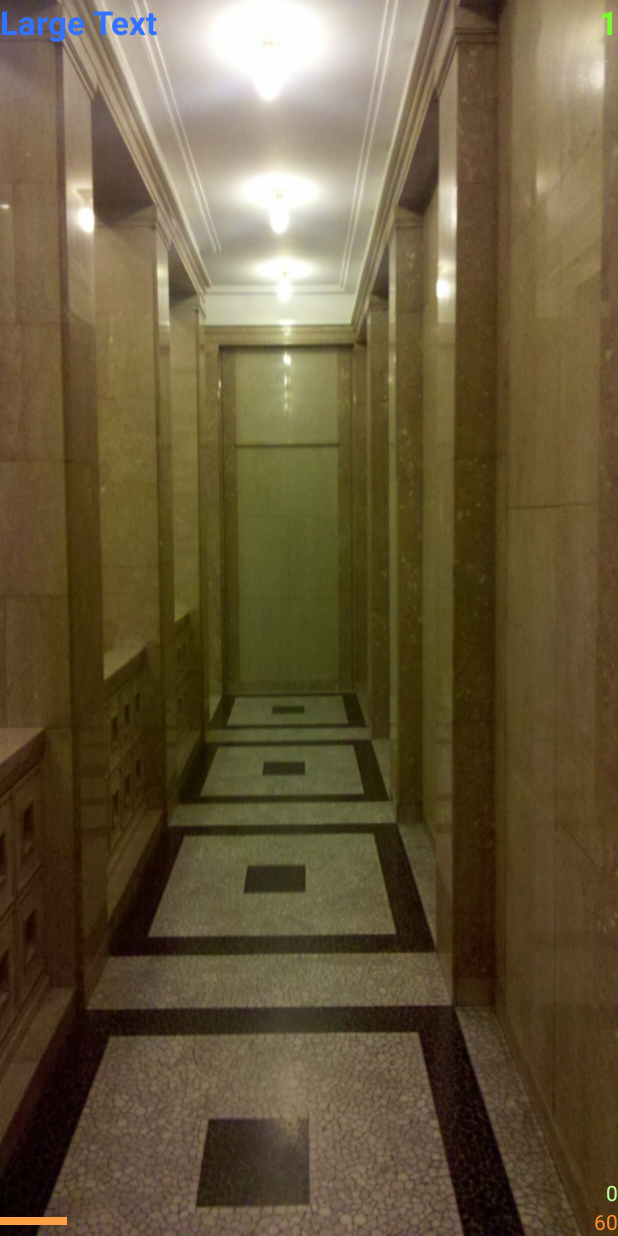
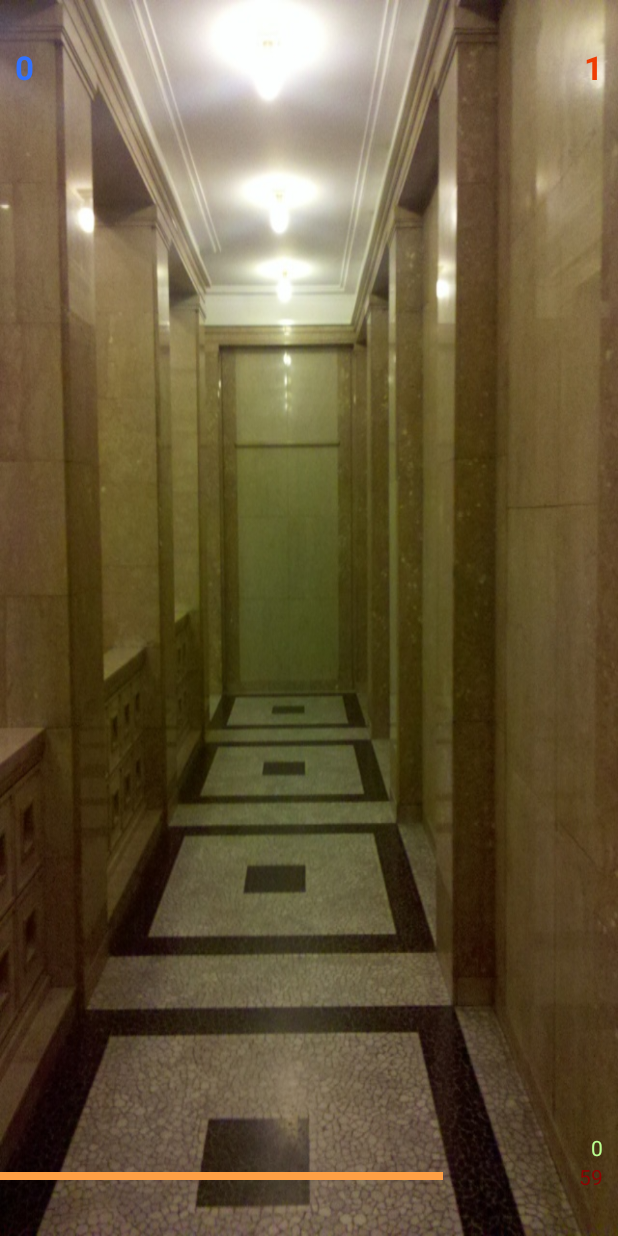
Before and after one commit to danielson7789/Mueckenfang-Android-App, an Android app: the GameActivity screen opened directly, with no data from a screen before it, on a phone screen of 412 x 824 dp. Run offline under Robolectric (Android 15) with nearby library versions, the light colour scheme and no system bars.

Commit message:
Game build & logic implementation completed // startet to implement Sounds

```diff
--- a/app/src/main/java/com/example/mueckenfang/GameActivity.java
+++ b/app/src/main/java/com/example/mueckenfang/GameActivity.java
@@ -1,44 +1,47 @@
 package com.example.mueckenfang;
 
 import android.app.Dialog;
+import android.media.MediaPlayer;
 import android.os.Bundle;
+import android.os.Handler;
 import android.view.Gravity;
 import android.view.View;
-import android.view.View.OnClickListener;
 import android.view.ViewGroup;
 import android.widget.FrameLayout;
 import android.widget.ImageView;
+import android.widget.LinearLayout;
 import android.widget.TextView;
-
-import androidx.activity.EdgeToEdge;
-import androidx.appcompat.app.AppCompatActivity;
-import androidx.core.graphics.Insets;
-import androidx.core.view.ViewCompat;
-import androidx.core.view.WindowInsetsCompat;
 
 import java.util.Date;
 import java.util.Random;
 
-public class GameActivity extends AppCompatActivity implements OnClickListener {
+import androidx.appcompat.app.AppCompatActivity;
+
+
+public class GameActivity extends AppCompatActivity implements View.OnClickListener, Runnable {
+    private static final String ELEFANT = "ELEFANT";
     private static final long HOECHSTALTER_MS = 2000;
+    public static final int DELAY_MILLIS = 1000;
+    public static final int ZEITSCHEIBEN = 60;
     private int punkte;
     private int runde;
     private int gefangeneMuecken;
     private int zeit;
     private float massstab;
     private int muecken;
+    private Random zufallsgenerator = new Random();
+    private ViewGroup spielbereich;
     private boolean spielLaeuft;
-    private Random zufallsgenerator = new Random();
-    private float zufallszahl = zufallsgenerator.nextFloat();
-    private ViewGroup spielbereich;
-
+    private Handler handler = new Handler();
+    private MediaPlayer mp;
 
     @Override
     protected void onCreate(Bundle savedInstanceState) {
         super.onCreate(savedInstanceState);
         setContentView(R.layout.game);
         massstab = getResources().getDisplayMetrics().density;
-        spielbereich = (ViewGroup) findViewById(R.id.spielbereich);
+        spielbereich = findViewById(R.id.spielbereich);
+        mp = MediaPlayer.create(this, R.raw.summen);
         spielStarten();
     }
 
@@ -49,33 +52,31 @@ public class GameActivity extends AppCompatActivity implements OnClickListener {
         starteRunde();
     }
 
-    private void starteRunde() {
-        runde = runde + 1;
-        muecken = runde + 10;
-        gefangeneMuecken = 0;
-        zeit = 60;
-        bildschirmAktualisieren();
-    }
+    private void bildschirmAktualisieren() {
+        TextView tvPunkte = findViewById(R.id.points);
+        tvPunkte.setText(Integer.toString(punkte));
+        TextView tvRunde = findViewById(R.id.round);
+        tvRunde.setText(Integer.toString(runde));
+        TextView tvTreffer = findViewById(R.id.hits);
+        tvTreffer.setText(Integer.toString(gefangeneMuecken));
+        TextView tvZeit = findViewById(R.id.time);
+        tvZeit.setText(Integer.toString(zeit / (1000 / DELAY_MILLIS)));
+        FrameLayout flTreffer = findViewById(R.id.bar_hits);
+        FrameLayout flZeit = findViewById(R.id.bar_time);
+        ViewGroup.LayoutParams lpTreffer = flTreffer.getLayoutParams();
+        lpTreffer.width = muecken > 0 ? Math.round(massstab * 300 *
+                Math.min(gefangeneMuecken, muecken) / muecken) : 0;
+        ViewGroup.LayoutParams lpZeit = flZeit.getLayoutParams();
+        lpZeit.width = Math.round(massstab * zeit * 300 / ZEITSCHEIBEN);
 
-    private void bildschirmAktualisieren() {
-        TextView tvRunde = (TextView) findViewById(R.id.round);
-        tvRunde.setText(Integer.toString(runde));
-        TextView tvTreffer = (TextView) findViewById(R.id.hits);
-        tvTreffer.setText(Integer.toString(gefangeneMuecken));
-        TextView tvZeit = (TextView) findViewById(R.id.time);
-        tvZeit.setText(Integer.toString(zeit));
-        FrameLayout flTreffer = (FrameLayout) findViewById(R.id.bar_hits);
-        FrameLayout flZeit = (FrameLayout) findViewById(R.id.bar_time);
-        ViewGroup.LayoutParams lpTreffer = flTreffer.getLayoutParams();
-        lpTreffer.width = Math.round(massstab * 300 * Math.min(gefangeneMuecken, muecken) / muecken);
-        ViewGroup.LayoutParams lpZeit = flZeit.getLayoutParams();
-        lpZeit.width = Math.round(massstab + zeit + 300 / 60);
     }
 
     private void zeitHerunterzaehlen() {
         zeit = zeit - 1;
+        if (zeit % (1000 / DELAY_MILLIS) == 0) {
             float zufallszahl = zufallsgenerator.nextFloat();
-        double wahrscheinlichkeit = muecken * 1.5;
+            double wahrscheinlichkeit = muecken * 1.5 / 60;
+
             if (wahrscheinlichkeit > 1) {
                 eineMueckeAnzeigen();
                 if (zufallszahl < wahrscheinlichkeit - 1) {
@@ -86,10 +87,35 @@ public class GameActivity extends AppCompatActivity implements OnClickListener {
                     eineMueckeAnzeigen();
                 }
             }
+        }
         mueckenVerschwinden();
         bildschirmAktualisieren();
         if (!pruefeSpielende()) {
-            pruefeRundenende();
+            if (!pruefeRundenende()) {
+                handler.postDelayed(this, DELAY_MILLIS);
+            }
+        }
+    }
+
+    private boolean pruefeRundenende() {
+        if (gefangeneMuecken >= muecken) {
+            starteRunde();
+            return true;
+        }
+        return false;
+    }
+
+    private void starteRunde() {
+        runde = runde + 1;
+        muecken = runde * 20;
+        gefangeneMuecken = 0;
+        zeit = ZEITSCHEIBEN;
+        bildschirmAktualisieren();
+        handler.postDelayed(this, 1000);
+        int id = getResources().getIdentifier("hintergrund" + runde, "drawable", this.getPackageName());
+        if (id > 0) {
+            LinearLayout l = findViewById(R.id.hintergrund);
+            l.setBackgroundResource(id);
         }
     }
 
@@ -101,12 +127,26 @@ public class GameActivity extends AppCompatActivity implements OnClickListener {
         return false;
     }
 
-    private boolean pruefeRundenende() {
-        if (gefangeneMuecken >= muecken) {
-            starteRunde();
-            return true;
+    private void gameOver() {
+        Dialog dialog = new Dialog(this, android.R.style.Theme_Translucent_NoTitleBar_Fullscreen);
+        dialog.setContentView(R.layout.gameover);
+        dialog.show();
+        spielLaeuft = false;
+
     }
-        return false;
+
+    private void mueckenVerschwinden() {
+        int nummer = 0;
+        while (nummer < spielbereich.getChildCount()) {
+            ImageView muecke = (ImageView) spielbereich.getChildAt(nummer);
+            Date geburtsdatum = (Date) muecke.getTag(R.id.geburtsdatum);
+            long alter = (new Date()).getTime() - geburtsdatum.getTime();
+            if (alter > HOECHSTALTER_MS) {
+                spielbereich.removeView(muecke);
+            } else {
+                nummer++;
+            }
+        }
     }
 
     private void eineMueckeAnzeigen() {
@@ -116,6 +156,7 @@ public class GameActivity extends AppCompatActivity implements OnClickListener {
         int muecke_hoehe = Math.round(massstab * 42);
         int links = zufallsgenerator.nextInt(breite - muecke_breite);
         int oben = zufallsgenerator.nextInt(hoehe - muecke_hoehe);
+
         ImageView muecke = new ImageView(this);
         muecke.setImageResource(R.drawable.muecke);
         muecke.setOnClickListener(this);
@@ -127,42 +168,42 @@ public class GameActivity extends AppCompatActivity implements OnClickListener {
         params.gravity = Gravity.TOP + Gravity.LEFT;
 
         spielbereich.addView(muecke, params);
+        if (zufallsgenerator.nextFloat() < 0.05) {
+            muecke.setImageResource(R.drawable.elefant);
+            muecke.setTag(R.id.tier, ELEFANT);
+        } else {
+            muecke.setImageResource(R.drawable.muecke);
         }
 
-    private void mueckenVerschwinden() {
-        int nummer=0;
-        while(nummer < spielbereich.getChildCount()) {
-            ImageView muecke =
-                    (ImageView)spielbereich.getChildAt(nummer);
-            Date geburtsdatum =
-                    (Date)muecke.getTag(R.id.geburtsdatum);
-            long alter =
-                    (new Date()).getTime() - geburtsdatum.getTime();
-            if(alter > HOECHSTALTER_MS) {
+        mp.seekTo(0);
+        mp.start();
+    }
+
+    @Override
+    protected void onDestroy() {
+        mp.release();
+        super.onDestroy();
+    }
+
+    @Override
+    public void onClick(View muecke) {
+        if (muecke.getTag(R.id.tier) == ELEFANT) {
+            punkte -= 1000;
+        } else {
+            gefangeneMuecken++;
+            punkte += 100;
+        }
+        bildschirmAktualisieren();
         spielbereich.removeView(muecke);
-            } else {
-                nummer++;
+        mp.pause();
     }
+
+    @Override
+    public void run() {
+        zeitHerunterzaehlen();
     }
 }
 
-    public void gameOver(){
-        Dialog dialog = new Dialog(this, android.R.style
-                .Theme_Translucent_NoTitleBar_Fullscreen);
-        dialog.setContentView(R.layout.gameover);
-        dialog.show();
-        spielLaeuft = false;
-
-    }
-
-        @Override
-        public void onClick (View muecke){
-            gefangeneMuecken++;
-            punkte += 100;
-            bildschirmAktualisieren();
-            spielbereich.removeView(muecke);
-        }
-
-
-        /** Kapitel 5.3.9 weiter machen auf Seite 220 */
-    }
+/**
+ * Kapitel 5.3.9 weiter machen auf Seite 220
+ */
--- a/app/src/main/res/layout/game.xml
+++ b/app/src/main/res/layout/game.xml
@@ -1,5 +1,6 @@
 <LinearLayout xmlns:android="http://schemas.android.com/apk/res/android"
     xmlns:tools="http://schemas.android.com/tools"
+    android:id="@+id/hintergrund"
     android:layout_width="match_parent"
     android:layout_height="match_parent"
     android:background="@drawable/hintergrund"
@@ -14,6 +15,8 @@
             android:id="@+id/points"
             android:layout_width="wrap_content"
             android:layout_height="wrap_content"
+            android:layout_marginLeft="10dp"
+            android:layout_marginTop="30dp"
             android:text="Large Text"
             android:textAppearance="?android:attr/textAppearanceLarge"
             android:textColor="#ff3272ff"
@@ -24,17 +27,20 @@
             android:layout_width="wrap_content"
             android:layout_height="wrap_content"
             android:layout_gravity="right"
+            android:layout_marginTop="30dp"
+            android:layout_marginRight="10dp"
             android:text="Large Text"
             android:textAppearance="?android:attr/textAppearanceLarge"
-            android:textColor="#ff75ff2c"
+            android:textColor="#EF3C02"
             android:textStyle="bold" />
     </FrameLayout>
 
     <FrameLayout
         android:id="@+id/spielbereich"
         android:layout_width="match_parent"
-        android:layout_height="wrap_content"
-        android:layout_weight="1" />
+        android:layout_height="match_parent"
+        android:layout_weight="1"
+        android:visibility="visible" />
 
     <LinearLayout
         android:layout_width="match_parent"
@@ -57,7 +63,9 @@
                 android:id="@+id/hits"
                 android:layout_width="wrap_content"
                 android:layout_height="wrap_content"
+
                 android:layout_gravity="right"
+                android:layout_marginRight="10dp"
                 android:text="New Text"
                 android:textColor="#ffbbff90" />
         </FrameLayout>
@@ -71,6 +79,7 @@
                 android:layout_width="50dp"
                 android:layout_height="5dp"
                 android:layout_gravity="center_vertical"
+                android:layout_marginBottom="15dp"
                 android:background="#ffffa045" />
 
             <TextView
@@ -78,8 +87,10 @@
                 android:layout_width="wrap_content"
                 android:layout_height="wrap_content"
                 android:layout_gravity="right"
+                android:layout_marginRight="10dp"
+                android:layout_marginBottom="30dp"
                 android:text="New Text"
-                android:textColor="#ffff8a30" />
+                android:textColor="#900202" />
         </FrameLayout>
     </LinearLayout>
 </LinearLayout>
--- a/app/src/main/res/layout/main.xml
+++ b/app/src/main/res/layout/main.xml
@@ -16,7 +16,7 @@
         android:layout_height="wrap_content"
         android:layout_gravity="center_horizontal"
         android:layout_marginTop="20dp"
-        android:text="@string/text_Wilkommen"
+        android:text="@string/willkommen"
         android:textColor="#A00000"
         android:textSize="24sp" />
 
--- /dev/null
+++ b/app/src/main/res/values/dimens.xml
@@ -0,0 +1,5 @@
+<resources>
+    <!-- Default screen margins, per the Android Design guidelines. -->
+    <dimen name="activity_horizontal_margin">16dp</dimen>
+    <dimen name="activity_vertical_margin">16dp</dimen>
+</resources>
--- a/app/src/main/res/values/ids.xml
+++ b/app/src/main/res/values/ids.xml
@@ -1,3 +1,4 @@
 <resources>
     <item name="geburtsdatum" type="id"/>
+    <item name="tier" type="id"/>
 </resources>
--- a/app/src/main/res/values/strings.xml
+++ b/app/src/main/res/values/strings.xml
@@ -1,5 +1,7 @@
 <resources>
     <string name="app_name">Mueckenfang</string>
-    <string name="text_Wilkommen">Willkommen bei Mückenfang !</string>
+    <string name="willkommen">Willkommen beim Mückenfang!</string>
+    <string name="action_settings">Settings</string>
     <string name="start">Start</string>
+    <string name="game_over">Game Over</string>
 </resources>
```
Also changed, not shown: app/src/main/java/com/example/mueckenfang/MueckenfangActivity.java (+5 -4 lines), app/src/main/res/drawable/elefant.png (added), app/src/main/res/drawable/hintergrund2.JPG (added), app/src/main/res/drawable/hintergrund3.jpg (added), app/src/main/res/drawable/hintergrund4.jpg (added), app/src/main/res/drawable/muecke.png, 3 other files. Lines whose indentation alone changed are shown as unchanged.
